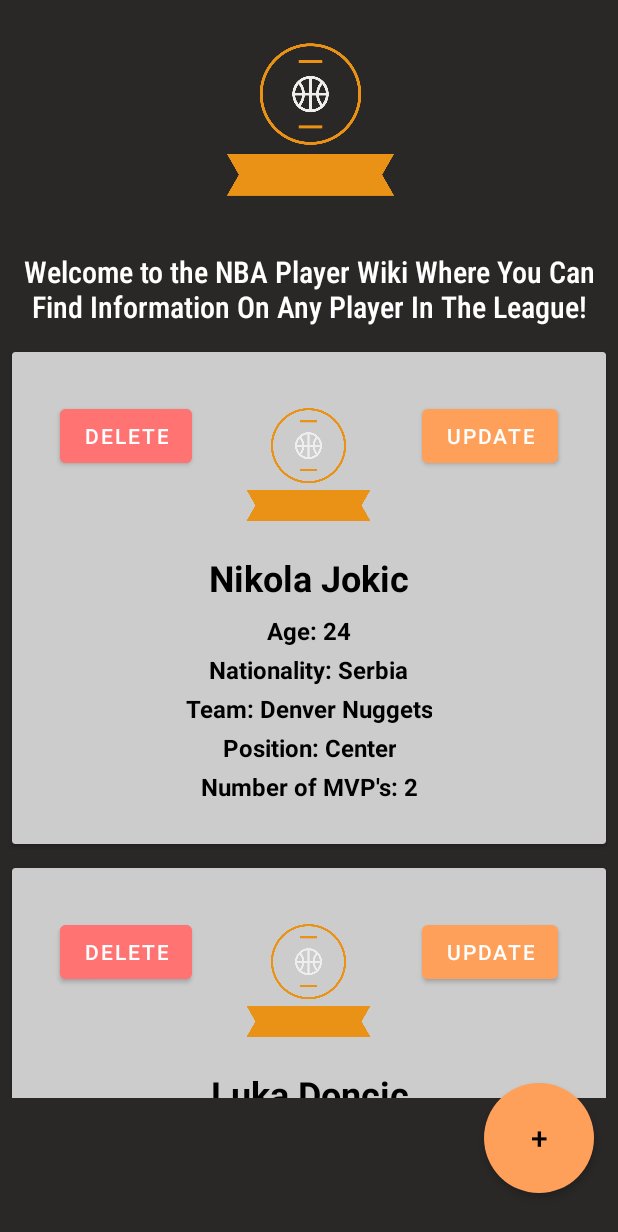
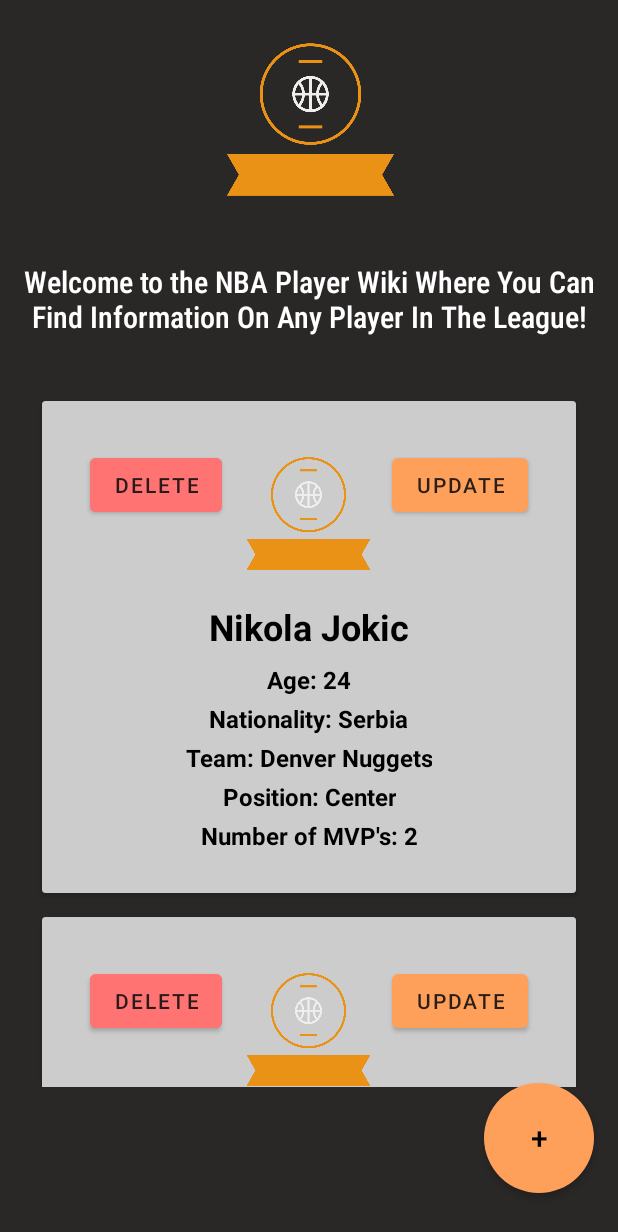
Before and after one commit to BaliciMichael/mobile_app_dev_assignment_1, an Android app: the screen it shows after launch (MainActivity before the commit, PlayerListMain after it), on a phone screen of 412 x 824 dp. Shown: the top 1232 px of the screen. Run offline under Robolectric (Android 15) with nearby library versions, the phone set to English and light mode, and no system bars.

Commit message:
small  UI improvements

```diff
--- a/app/build.gradle
+++ b/app/build.gradle
@@ -41,8 +41,8 @@
     implementation 'androidx.core:core-ktx:1.7.0'
     implementation 'androidx.appcompat:appcompat:1.7.0-alpha01'
     implementation 'com.google.android.material:material:1.7.0'
-    implementation 'com.google.code.gson:gson:2.8.6'
     implementation 'androidx.constraintlayout:constraintlayout:2.1.4'
+    implementation 'com.google.code.gson:gson:2.8.9'
     implementation 'junit:junit:4.12'
     testImplementation 'junit:junit:4.13.2'
     testImplementation 'org.junit.jupiter:junit-jupiter'
--- a/app/src/main/AndroidManifest.xml
+++ b/app/src/main/AndroidManifest.xml
@@ -6,7 +6,7 @@
         android:allowBackup="true"
         android:dataExtractionRules="@xml/data_extraction_rules"
         android:fullBackupContent="@xml/backup_rules"
-        android:icon="@mipmap/ic_launcher"
+        android:icon="@drawable/basket"
         android:label="@string/app_name"
         android:supportsRtl="true"
         android:theme="@style/Theme.Assignment1"
@@ -18,7 +18,7 @@
             android:exported="false" />
 
         <activity
-            android:name=".activities.MainActivity"
+            android:name=".activities.PlayerListMain"
             android:exported="true">
             <intent-filter>
                 <action android:name="android.intent.action.MAIN" />
--- a/app/src/main/java/ie/setu/assignment1/activities/AddPlayer.kt
+++ b/app/src/main/java/ie/setu/assignment1/activities/AddPlayer.kt
@@ -10,10 +10,12 @@
 import ie.setu.assignment1.databinding.ActivityAddPlayerBinding
 import ie.setu.assignment1.main.MainApp
 import ie.setu.assignment1.models.Player
+import java.io.File
+import java.io.FileWriter
 
 
 class AddPlayer : AppCompatActivity() {
-    //private val players = ArrayList<Player>()
+    //private val players.txt = ArrayList<Player>()
 
     private lateinit var binding: ActivityAddPlayerBinding
     var player = Player()
@@ -222,7 +224,11 @@
         val newPlayer =
             Player(id, playerName, lastname, playerAge, nationality, mvp, numOfMvp, club, position)
         app!!.players.create(newPlayer)
-        val intent = Intent(this, MainActivity::class.java)
+
+       // savePlayersToFlatFile(app.players.findAll())
+
+
+        val intent = Intent(this, PlayerListMain::class.java)
         Thread.sleep(200)
         startActivity(intent)
 
@@ -236,11 +242,32 @@
             app.players.update(playerId,playerName,lastname,playerAge,nationality,mvp,numOfMvp,club,position)
 
             Toast.makeText(this, "Player updated successfully", Toast.LENGTH_SHORT).show()
-            val intent = Intent(this, MainActivity::class.java)
+            val intent = Intent(this, PlayerListMain::class.java)
             Thread.sleep(200)
             startActivity(intent)
         }
 
 
     }
+   // private fun savePlayersToFlatFile(players: List<Player>) {
+   //     val fileName = "players.txt"
+   //     val fileContent = StringBuilder()
+//
+//
+   //     for (player in players) {
+   //         val data = "${player.id},${player.name},${player.last},${player.age},${player.nationality},${player.mvp},${player.numOfMvp},${player.club},${player.position}"
+   //         fileContent.appendLine(data)
+   //     }
+//
+   //     // write content to a text file using a FileWriter
+   //     try {
+   //         val file = File("app/src/main/assets/$fileName")
+   //         val writer = FileWriter(file)
+   //         writer.write(fileContent.toString())
+   //         writer.flush()
+   //         writer.close()
+   //     } catch (e: Exception) {
+   //         e.printStackTrace()
+   //     }
+   // }
 }
--- a/app/src/main/java/ie/setu/assignment1/activities/MainActivity.kt
+++ b/app/src/main/java/ie/setu/assignment1/activities/PlayerListMain.kt
@@ -5,30 +5,25 @@
 import android.content.Intent
 import androidx.appcompat.app.AppCompatActivity
 import android.os.Bundle
-import android.view.LayoutInflater
-import android.view.ViewGroup
 import android.widget.Toast
 import androidx.activity.result.contract.ActivityResultContracts
 import androidx.recyclerview.widget.LinearLayoutManager
-import androidx.recyclerview.widget.RecyclerView
 import ie.setu.assignment1.adapters.PlayerAdapter
 import ie.setu.assignment1.adapters.PlayerListener
-import ie.setu.assignment1.databinding.ActivityMainBinding
+import ie.setu.assignment1.databinding.PlayerListMainBinding
 import ie.setu.assignment1.databinding.CardPlayerBinding
 import ie.setu.assignment1.main.MainApp
 import ie.setu.assignment1.models.Player
-import ie.setu.assignment1.models.PlayerMemStore
 
-class MainActivity : AppCompatActivity(),PlayerListener{
-    private lateinit var binding: ActivityMainBinding
-    private lateinit var bindingcard: CardPlayerBinding
+class PlayerListMain : AppCompatActivity(),PlayerListener{
+    private lateinit var binding: PlayerListMainBinding
     lateinit var app: MainApp
 
     override fun onCreate(savedInstanceState: Bundle?) {
         super.onCreate(savedInstanceState)
         app = application as MainApp
 
-        binding = ActivityMainBinding.inflate(layoutInflater)
+        binding = PlayerListMainBinding.inflate(layoutInflater)
         setContentView(binding.root)
         val layoutManager = LinearLayoutManager(this)
         binding.recyclerView.layoutManager = layoutManager
@@ -55,7 +50,7 @@
             Toast.makeText(this, "${player.name.capitalize()} ${player.last.capitalize()} has been successfully deleted", Toast.LENGTH_SHORT)
                 .show()
             Thread.sleep(20)
-            val intent = Intent(this, MainActivity::class.java)
+            val intent = Intent(this, PlayerListMain::class.java)
             startActivity(intent)
         }
         //nothing happens when no is clicked
--- a/app/src/main/java/ie/setu/assignment1/main/MainApp.kt
+++ b/app/src/main/java/ie/setu/assignment1/main/MainApp.kt
@@ -6,7 +6,7 @@
 
 class MainApp : Application() {
 
-    //val players = ArrayList<Player>()
+    //val players.txt = ArrayList<Player>()
     val players = PlayerMemStore()
     override fun onCreate() {
         super.onCreate()
--- a/app/src/main/java/ie/setu/assignment1/models/Player.kt
+++ b/app/src/main/java/ie/setu/assignment1/models/Player.kt
@@ -1,6 +1,7 @@
 package ie.setu.assignment1.models
 import android.os.Parcelable
 import kotlinx.parcelize.Parcelize
+
 
 @Parcelize
 data class Player(
--- a/app/src/main/res/layout/activity_add_player.xml
+++ b/app/src/main/res/layout/activity_add_player.xml
@@ -6,7 +6,7 @@
     android:layout_height="match_parent"
     android:scrollbars="vertical"
     android:background="#E8151212">
-    ...
+
 
         <ImageView
             android:layout_width="97dp"
@@ -135,9 +135,8 @@
             android:layout_width="wrap_content"
             android:layout_height="wrap_content"
             android:layout_marginTop="12dp"
-            android:background="#98FB98"
             android:hint="Add Player"
-            android:onClick="createPlayer"
+            android:backgroundTint="#98FB98"
             android:padding="10dp"
             android:textColorHint="@color/black"
             app:layout_constraintEnd_toEndOf="parent"
@@ -153,9 +152,9 @@
             android:layout_width="wrap_content"
             android:layout_height="wrap_content"
             android:layout_marginTop="12dp"
-            android:background="#87CEEB"
             android:hint="Add Image"
             android:onClick="imageAddClick"
+            android:backgroundTint="#97c1ff"
             android:padding="10dp"
             android:textColorHint="@color/black"
             app:layout_constraintEnd_toEndOf="parent"
--- a/app/src/main/res/layout/card_player.xml
+++ b/app/src/main/res/layout/card_player.xml
@@ -20,6 +20,7 @@
             android:layout_height="wrap_content"
             android:layout_alignParentTop="true"
             android:layout_alignParentRight="true"
+            android:textColor="#E8151212"
             android:layout_marginStart="16dp"
             android:layout_marginTop="16dp"
             android:layout_marginEnd="16dp"
@@ -31,6 +32,7 @@
             android:layout_height="wrap_content"
             android:layout_alignParentTop="true"
             android:layout_alignParentLeft="true"
+            android:textColor="#E8151212"
             android:backgroundTint="#FF7373"
             android:layout_marginStart="16dp"
             android:layout_marginTop="16dp"
--- a/app/src/main/res/layout/activity_main.xml
+++ b/app/src/main/res/layout/player_list_main.xml
@@ -6,7 +6,7 @@
     android:layout_width="match_parent"
     android:layout_height="match_parent"
     android:background="#E8151212"
-    tools:context=".activities.MainActivity">
+    tools:context=".activities.PlayerListMain">
 
     <ImageView
         android:id="@+id/imageView"
@@ -34,25 +34,28 @@
         app:layout_constraintTop_toTopOf="parent"
         app:layout_constraintVertical_bias="0.962" />
 
+
     <TextView
         android:id="@+id/textView2"
         android:layout_width="412dp"
-        android:layout_height="67dp"
+        android:layout_height="80dp"
         android:fontFamily="sans-serif-condensed-medium"
         android:gravity="center"
+
         android:text="@string/Welcome"
         android:textColor="@color/white"
         android:textSize="20sp"
         app:layout_constraintEnd_toEndOf="parent"
+        app:layout_constraintHorizontal_bias="0.0"
         app:layout_constraintStart_toStartOf="parent"
         app:layout_constraintTop_toBottomOf="@id/imageView" />
-
 
     <androidx.recyclerview.widget.RecyclerView
         android:id="@+id/recyclerView"
         android:layout_width="412dp"
         android:layout_height="505dp"
         android:scrollbars="vertical"
+        android:padding="20dp"
         app:layout_behavior="@string/appbar_scrolling_view_behavior"
         app:layout_constraintEnd_toEndOf="parent"
         app:layout_constraintStart_toStartOf="parent"
```
